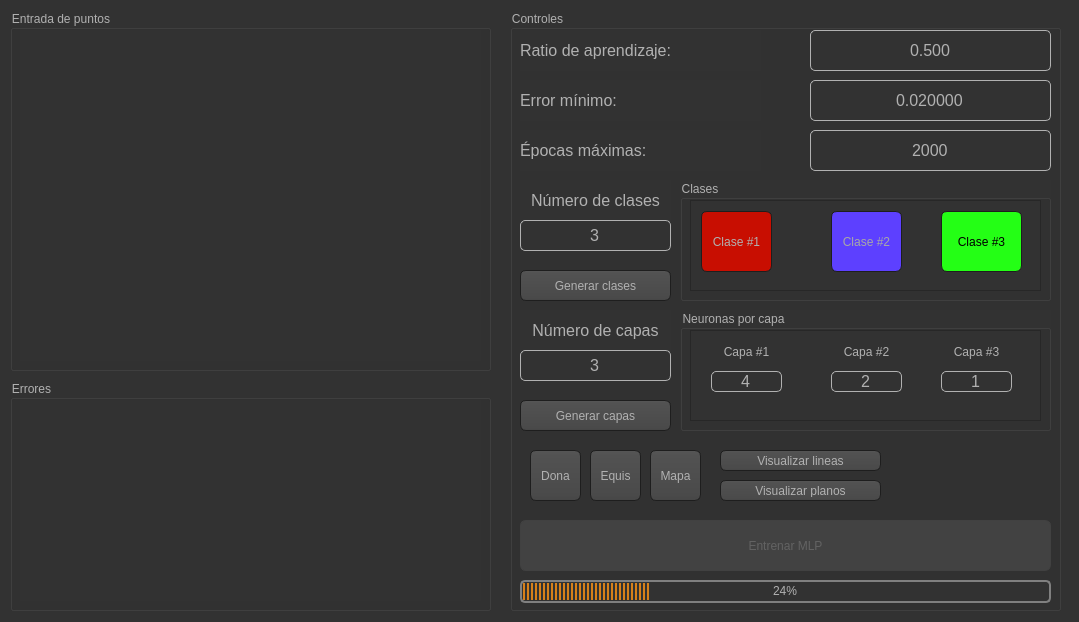
Qt form Practica04_MLP/codigoFuente/UI/Interface_MLP.ui (CodeRevenge/practicas_ia_2) before a commit.
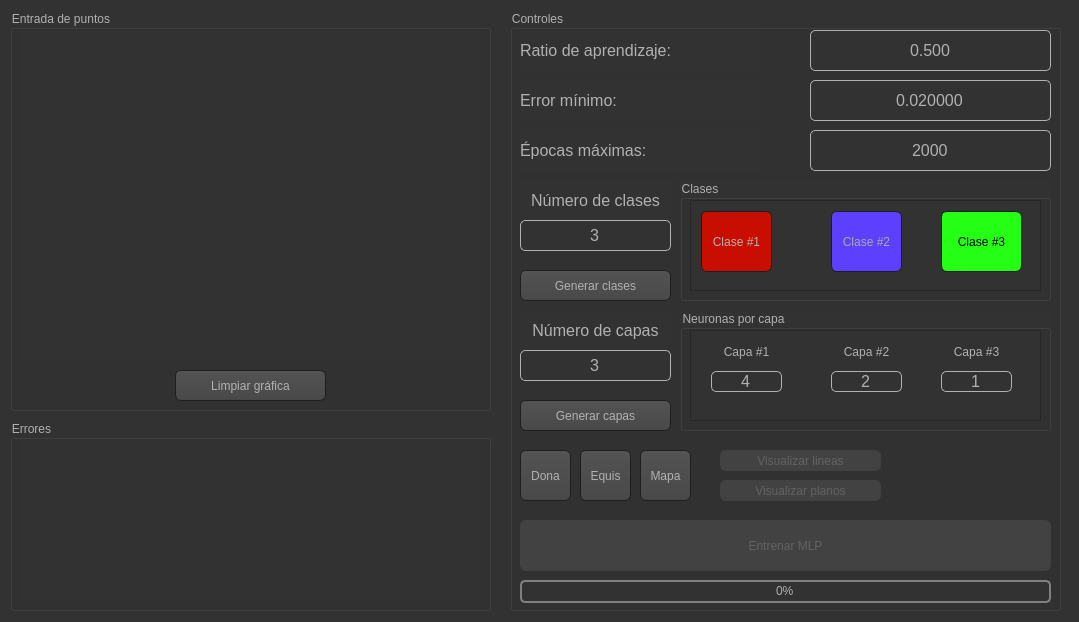
The same form after that commit. Icons and pictures are not drawn. Custom widgets are drawn as their Qt base class.

Commit message: input graph stylized - New directory structure - README modified

The edit to the form file:
```diff
--- a/Practica04_MLP/codigoFuente/UI/Interface_MLP.ui
+++ b/Practica04_MLP/codigoFuente/UI/Interface_MLP.ui
@@ -497,6 +497,16 @@
 QDoubleSpinBox:!focus:hover , QSpinBox:!focus:hover
 {
 	border: 1px solid #7e7e7e;
+}
+
+QPushButton:disabled
+{
+	text-size: 18px;
+	color:rgb(98, 98, 98);
+	border-round:5px;
+	border: 1px solid rgb(65, 65, 65);
+	
+	background-color: rgb(66, 66, 66);
 }</string>
   </property>
   <widget class="QWidget" name="centralwidget">
@@ -506,7 +516,7 @@
       <x>10</x>
       <y>10</y>
       <width>481</width>
-      <height>361</height>
+      <height>401</height>
      </rect>
     </property>
     <property name="title">
@@ -521,15 +531,34 @@
        <height>331</height>
       </rect>
      </property>
+     <property name="layoutDirection">
+      <enum>Qt::LeftToRight</enum>
+     </property>
+     <property name="styleSheet">
+      <string notr="true">padding: 0px;</string>
+     </property>
+    </widget>
+    <widget class="QPushButton" name="btn_clean_input_graph">
+     <property name="geometry">
+      <rect>
+       <x>165</x>
+       <y>360</y>
+       <width>151</width>
+       <height>31</height>
+      </rect>
+     </property>
+     <property name="text">
+      <string>Limpiar gráfica</string>
+     </property>
     </widget>
    </widget>
    <widget class="QGroupBox" name="groupBox_2">
     <property name="geometry">
      <rect>
       <x>10</x>
-      <y>380</y>
+      <y>420</y>
       <width>481</width>
-      <height>231</height>
+      <height>191</height>
      </rect>
     </property>
     <property name="title">
@@ -541,7 +570,7 @@
        <x>10</x>
        <y>20</y>
        <width>461</width>
-       <height>201</height>
+       <height>161</height>
       </rect>
      </property>
     </widget>
@@ -1328,7 +1357,7 @@
     <widget class="QPushButton" name="pushButton_5">
      <property name="geometry">
       <rect>
-       <x>20</x>
+       <x>10</x>
        <y>440</y>
        <width>51</width>
        <height>51</height>
@@ -1341,7 +1370,7 @@
     <widget class="QPushButton" name="pushButton_6">
      <property name="geometry">
       <rect>
-       <x>80</x>
+       <x>70</x>
        <y>440</y>
        <width>51</width>
        <height>51</height>
@@ -1354,7 +1383,7 @@
     <widget class="QPushButton" name="pushButton_7">
      <property name="geometry">
       <rect>
-       <x>140</x>
+       <x>130</x>
        <y>440</y>
        <width>51</width>
        <height>51</height>
@@ -1365,6 +1394,9 @@
      </property>
     </widget>
     <widget class="QPushButton" name="pushButton_8">
+     <property name="enabled">
+      <bool>false</bool>
+     </property>
      <property name="geometry">
       <rect>
        <x>210</x>
@@ -1378,6 +1410,9 @@
      </property>
     </widget>
     <widget class="QPushButton" name="pushButton_9">
+     <property name="enabled">
+      <bool>false</bool>
+     </property>
      <property name="geometry">
       <rect>
        <x>210</x>
@@ -1400,7 +1435,7 @@
       </rect>
      </property>
      <property name="value">
-      <number>24</number>
+      <number>0</number>
      </property>
     </widget>
    </widget>
```
Left out of the diff: 34 changed lines with no effect on the pictures. The commit also changes 21 other files.
